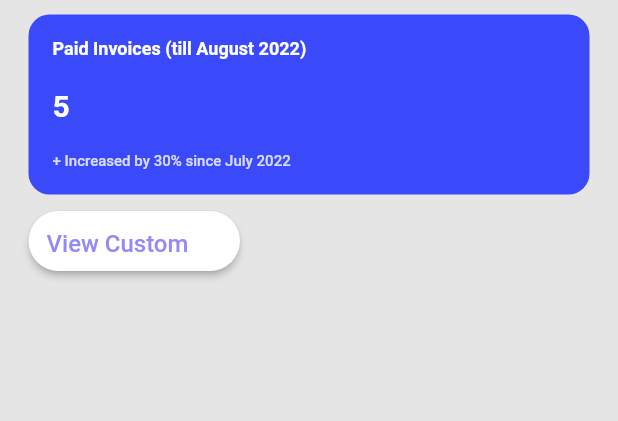
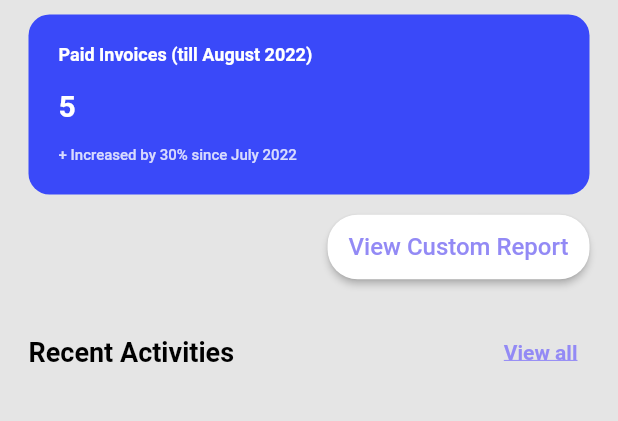
Before and after one commit to dunamislimitless/Tream, a Flutter app: the screen it shows after launch, on a phone screen of 412 x 824 dp, the part 161-582 px from its top. Run offline on Flutter 3.47's test engine with Material 2 defaults, Android fonts, the light colour scheme and no system bars.

Commit message:
second nuances

```diff
--- a/lib/presentation/invoice_page.dart
+++ b/lib/presentation/invoice_page.dart
@@ -23,6 +23,7 @@ class InvoicePage extends StatelessWidget {
                   ),
                   Column(
                     crossAxisAlignment: CrossAxisAlignment.start,
+                    mainAxisAlignment: MainAxisAlignment.end,
                     children: [
                       const Text(
                         'Welcome!',
@@ -93,7 +94,7 @@ class InvoicePage extends StatelessWidget {
                       color: Color(0XFF3A49F9),
                       borderRadius: BorderRadius.circular(14)),
                   child: Padding(
-                    padding: const EdgeInsets.all(16.0),
+                    padding: EdgeInsets.all(20),
                     child: Column(children: [
                       Row(
                         children: const [
@@ -116,11 +117,12 @@ class InvoicePage extends StatelessWidget {
                                 fontSize: 20.0,
                                 fontWeight: FontWeight.w700,
                                 color: Color(0XFFFFFFFF)),
-                          )
+                          ),
                         ],
                       ),
                       const Spacer(),
-                      Row(children: [
+                      Row(
+                        children: [
                           Text(
                             '+ Increased by 30% since July 2022',
                             textAlign: TextAlign.start,
@@ -130,41 +132,66 @@ class InvoicePage extends StatelessWidget {
                               color: const Color(0XFFFFFFFF).withOpacity(.80),
                             ),
                           ),
-                      ]),
+                        ],
+                      ),
                     ]),
                   )),
               const SizedBox(
                 height: 11,
               ),
               Row(
+                mainAxisAlignment: MainAxisAlignment.end,
                 children: [
-                  Container(
-                    height: 40,
-                    width: 140.98,
-                    child: ElevatedButton(
+                  ElevatedButton(
                     onPressed: () {},
-                      child: Text('View Custom Report'),
                     style: ButtonStyle(
                       backgroundColor:
                           MaterialStateProperty.all<Color>(Colors.white),
-                        foregroundColor:
-                            MaterialStateProperty.all<Color>(Color(0XFF938AF5)),
+                      foregroundColor: MaterialStateProperty.all<Color>(
+                          const Color(0XFF938AF5)),
                       textStyle: MaterialStateProperty.all<TextStyle>(
-                          TextStyle(
+                        const TextStyle(
                             fontSize: 16.0, fontWeight: FontWeight.w500),
                       ),
                       padding: MaterialStateProperty.all<EdgeInsetsGeometry>(
-                          EdgeInsets.symmetric(vertical: 12, horizontal: 12),
+                        const EdgeInsets.symmetric(
+                            vertical: 12, horizontal: 14),
                       ),
-                        shape:
-                            MaterialStateProperty.all<RoundedRectangleBorder>(
+                      shape: MaterialStateProperty.all<RoundedRectangleBorder>(
                         RoundedRectangleBorder(
                           borderRadius: BorderRadius.circular(20.0),
                         ),
                       ),
                     ),
+                    child: const Text('View Custom Report'),
+                  ),
+                ],
+              ),
+              const SizedBox(
+                height: 22,
+              ),
+              Row(
+                children: [
+                  Text(
+                    'Recent Activities',
+                    style: TextStyle(
+                      fontSize: 18,
+                      fontWeight: FontWeight.w600,
+                      color: Color(0xFF000000),
                     ),
                   ),
+                  Spacer(),
+                  TextButton(
+                      onPressed: () {},
+                      child: Text(
+                        'View all',
+                        style: TextStyle(
+                          fontSize: 14,
+                          fontWeight: FontWeight.w600,
+                          decoration: TextDecoration.underline,
+                          color: Color(0xFF938AF5),
+                        ),
+                      ))
                 ],
               )
             ],
```
Also changed, not shown: lib/fonts/SF Pro Display.ttf (added), lib/images/Group 590 (1).png (added), lib/images/Vector.png (added), lib/images/icons.png (added), lib/images/setting.png (added). Lines whose indentation alone changed are shown as unchanged.
